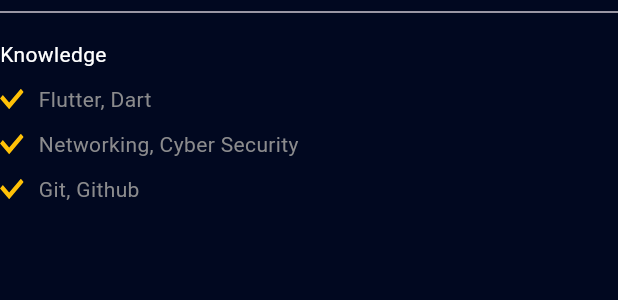
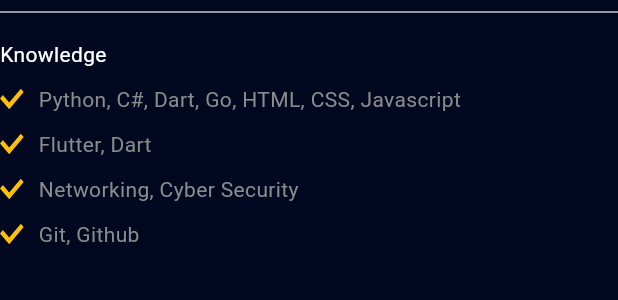
Before and after one commit to APandamonium1/flutter_portfolio, a Flutter app: the Knowledges widget shown alone on an empty page, opened directly, on a phone screen of 412 x 824 dp. Shown: the top 300 px of the screen. Run offline on Flutter 3.47's test engine with Material 3 defaults, Android fonts, the phone set to English and light mode, and no system bars; our stand-ins replace firebase_core, flutter_svg, font_awesome_flutter, get, google_fonts, photo_view; accounts and stored records are empty; statements that could not run were skipped.

Commit message:
test added knowledge

```diff
--- a/lib/screens/main/components/drawer/knowledges.dart
+++ b/lib/screens/main/components/drawer/knowledges.dart
@@ -17,6 +17,7 @@
             style: TextStyle(color: Colors.white),
           ),
         ),
+        KnowledgeText(knowledge: 'Python, C#, Dart, Go, HTML, CSS, Javascript'),
         KnowledgeText(knowledge: 'Flutter, Dart'),
         KnowledgeText(knowledge: 'Networking, Cyber Security'),
         KnowledgeText(knowledge: 'Git, Github'),
```
